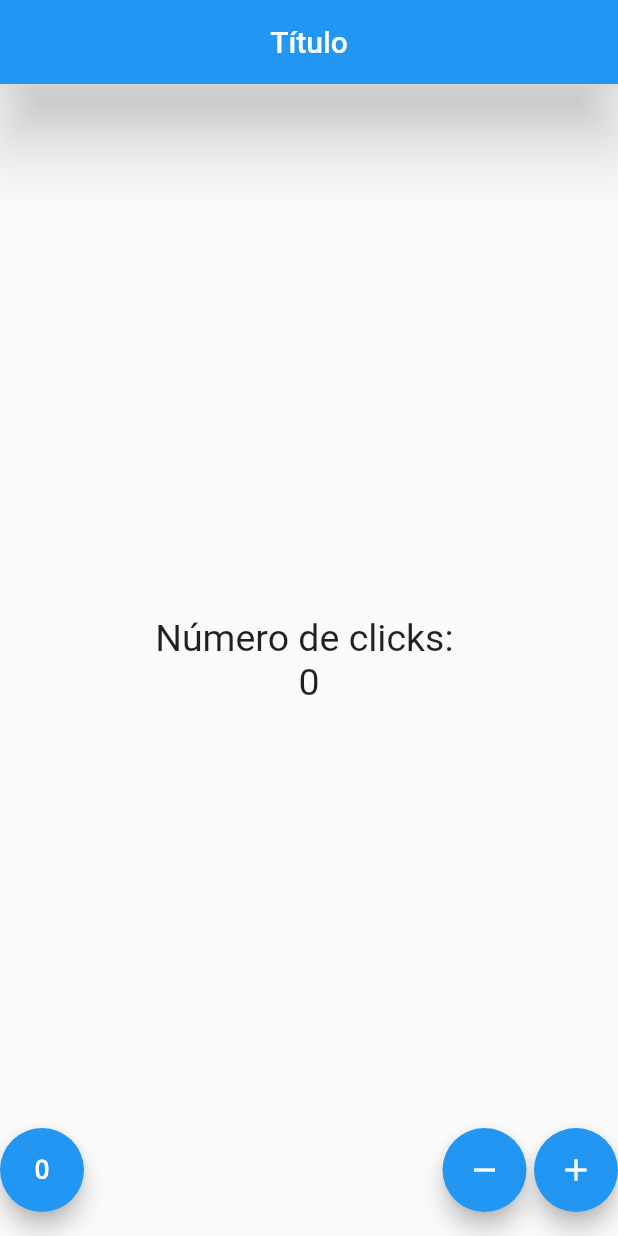
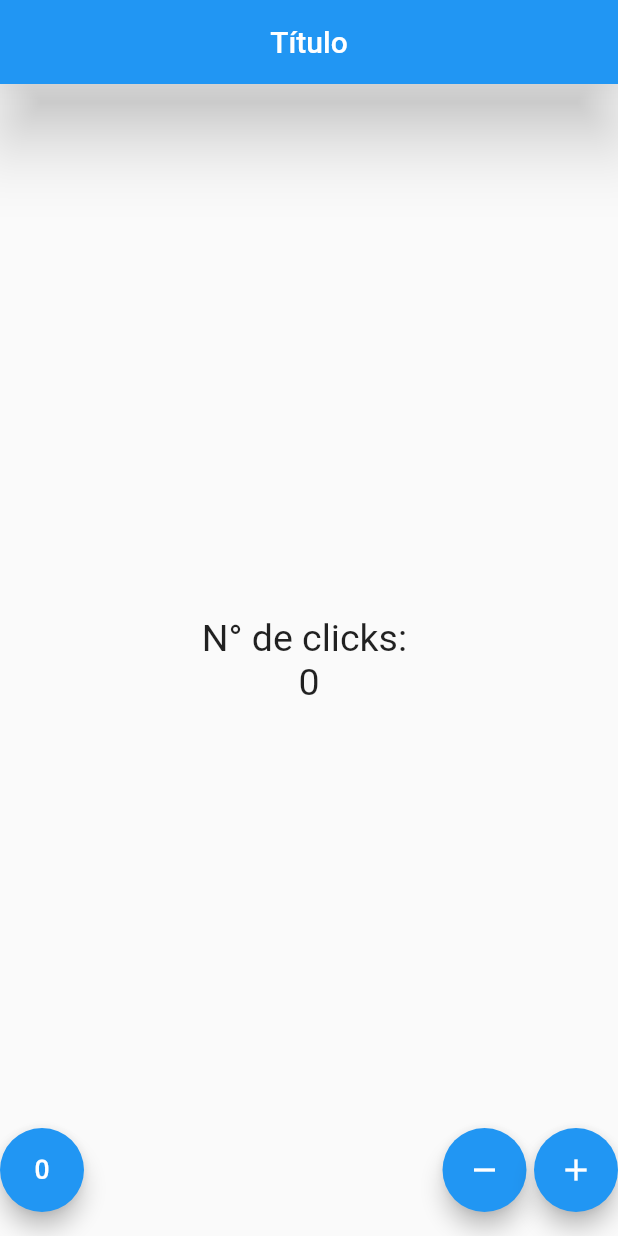
Before and after one commit to Adel-Cabrera/Flutter-Ex-Admob, a Flutter app: the screen it shows after launch, on a phone screen of 412 x 824 dp. Run offline on Flutter 3.47's test engine with Material 2 defaults, Android fonts, the phone set to English and light mode, and no system bars.

Commit message:
Fix typo

```diff
--- a/flutter_app_1/lib/src/pages/contador_page.dart
+++ b/flutter_app_1/lib/src/pages/contador_page.dart
@@ -24,7 +24,7 @@ class _ContadorPageState extends State<ContadorPage> {
         child: Column(
           mainAxisAlignment: MainAxisAlignment.center,
           children: <Widget>[
-            Text('Número de clicks: ', style: _estiloTexto),
+            Text('N° de clicks: ', style: _estiloTexto),
             Text(
               '$_conteo',
               style: _estiloTexto,
```
